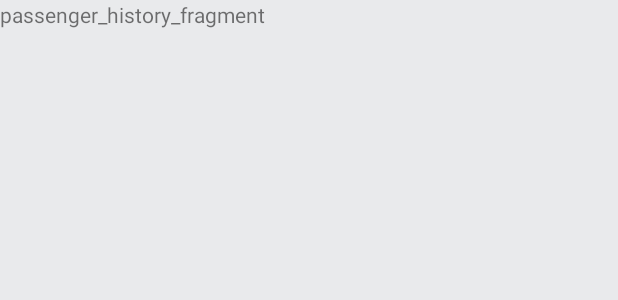
After one commit to vukasinb7/YuGo-Android, an Android app: the layout fragment_passenger_history.xml on its own in the app's theme, with its tools: preview values and no code run, on a phone screen of 412 x 824 dp. The commit adds this screen. Shown: the top 300 px of the screen. Run offline under Robolectric (Android 15) with nearby library versions, the phone set to English and light mode, and no system bars.

Commit message:
Added: passenger fragments

```diff
--- /dev/null
+++ b/app/src/main/res/layout/fragment_passenger_history.xml
@@ -0,0 +1,14 @@
+<?xml version="1.0" encoding="utf-8"?>
+<FrameLayout xmlns:android="http://schemas.android.com/apk/res/android"
+    xmlns:tools="http://schemas.android.com/tools"
+    android:layout_width="match_parent"
+    android:layout_height="match_parent"
+    tools:context=".PassengerHistoryFragment">
+
+    <!-- TODO: Update blank fragment layout -->
+    <TextView
+        android:layout_width="match_parent"
+        android:layout_height="match_parent"
+        android:text="passenger_history_fragment" />
+
+</FrameLayout>
```
Also changed, not shown: app/src/main/java/com/example/uberapp/PassengerChatFragment.java (added, +48 -0 lines), app/src/main/java/com/example/uberapp/PassengerHistoryFragment.java (added, +47 -0 lines), app/src/main/java/com/example/uberapp/PassengerMainActivity.java (+8 -0 lines), app/src/main/res/layout/fragment_passenger_chat.xml (added, +14 -0 lines).
